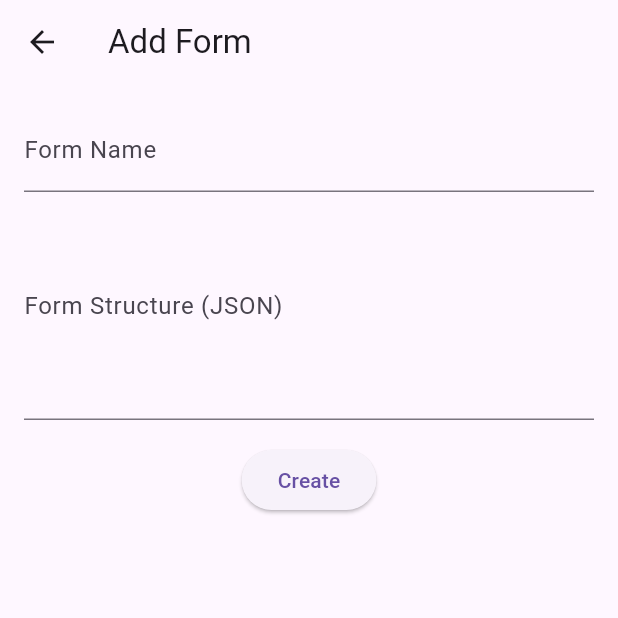
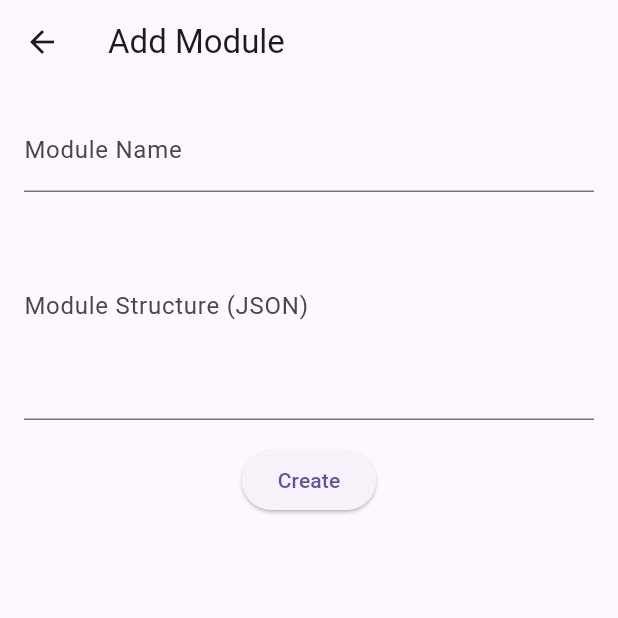
Before and after one commit to fatima-bittar/Flutter-Assignment-2, a Flutter app: the CreateFormScreen screen opened directly, on a phone screen of 412 x 824 dp, the top half of it. Run offline on Flutter 3.47's test engine with Material 3 defaults, Android fonts, the phone set to English and light mode, and no system bars; our stand-ins replace connectivity_plus, sqflite; accounts and stored records are empty.

Commit message:
final edits

```diff
--- a/second_project/lib/main.dart
+++ b/second_project/lib/main.dart
@@ -1,7 +1,7 @@
 import 'package:flutter/material.dart';
 import 'package:provider/provider.dart';
-import 'screens/display_allforms.dart';
 import 'screens/get_all_users.dart';
+import 'screens/modules_screen.dart';
 import 'screens/registration_login_screen.dart';  // Your AuthScreen (Login/Register)
 import 'screens/admin_dashboard_screen.dart';  // Your Admin Dashboard screen
 import 'screens/user_dashboard.dart';
@@ -33,7 +33,7 @@ class MyApp extends StatelessWidget {
         '/admin_dashboard': (context) => const AdminDashboard(),  // Admin dashboard route
         '/user_dashboard': (context) => const UserDashboard(), // User dashboard route
         '/get_all_users' : (context) => const AllUsersScreen(),
-        '/get_all_forms': (context) => const DisplayAllForms(),
+        '/get_all_forms': (context) => const ModulesScreen(),
       },
     );
   }
--- a/second_project/lib/models/responseform_model.dart
+++ b/second_project/lib/models/form_model.dart
@@ -11,7 +11,7 @@ class FormStructure {
 
   // Factory to create FormStructure from JSON
   factory FormStructure.fromJson(Map<String, dynamic> json) {
-    var fieldsList = (json['structure'] as List)
+    var fieldsList = (json['form'] as List)
         .map((field) => Field.fromJson(field))
         .toList();
 
--- a/second_project/lib/screens/form_submission_screen.dart
+++ b/second_project/lib/screens/add_item_screen.dart
@@ -1,22 +1,22 @@
 import 'package:flutter/material.dart';
 import 'package:provider/provider.dart';
-import '../models/responseform_model.dart';
-import '../services/submissions_service.dart';
+import '../models/form_model.dart';
+import '../services/items_service.dart';
 import '../utils/auth_provider.dart';
 import '../widgets/dynamic_form_submission.dart';
 import '../utils/database_helper.dart';
 import 'package:connectivity_plus/connectivity_plus.dart';
 
-class FormSubmissionScreen extends StatefulWidget {
+class AddItemScreen extends StatefulWidget {
   final Map<String, dynamic> form; // Accept the full form object
 
-  const FormSubmissionScreen({super.key, required this.form});
+  const AddItemScreen({super.key, required this.form});
 
   @override
-  _FormSubmissionScreenState createState() => _FormSubmissionScreenState();
+  _AddItemScreenState createState() => _AddItemScreenState();
 }
 
-class _FormSubmissionScreenState extends State<FormSubmissionScreen> {
+class _AddItemScreenState extends State<AddItemScreen> {
   late Map<String, dynamic> form;
   late FormStructure formStructure; // Declare FormStructure
   final Map<String, dynamic> formData = {};
@@ -68,7 +68,7 @@ class _FormSubmissionScreenState extends State<FormSubmissionScreen> {
             token: token,
           );
           ScaffoldMessenger.of(context).showSnackBar(
-            const SnackBar(content: Text('Form submitted successfully!')),
+            const SnackBar(content: Text('Item added successfully!')),
           );
 
           setState(() {
@@ -102,12 +102,12 @@ class _FormSubmissionScreenState extends State<FormSubmissionScreen> {
 
   @override
   Widget build(BuildContext context) {
-    final form = widget.form;
-
-    if (form['structure'] == null || form['structure'].isEmpty) {
+    final module = widget.form;
+print(module);
+    if (module['form'] == null || module['form'].isEmpty) {
       return Scaffold(
         appBar: AppBar(
-          title: Text(form['name'] ?? 'Form'),
+          title: Text(module['name'] ?? 'Form'),
         ),
         body: const Center(
           child: Text('Failed to load form structure.'),
@@ -117,9 +117,9 @@ class _FormSubmissionScreenState extends State<FormSubmissionScreen> {
 
     // Parse the structure into a FormStructure object
     final formStructure = FormStructure.fromJson({
-      'id': form['id'],
-      'name': form['name'],
-      'structure': form['structure'],
+      'id': module['id'],
+      'name': module['name'],
+      'form': module['form'],
     });
 
     return Scaffold(
@@ -140,7 +140,7 @@ class _FormSubmissionScreenState extends State<FormSubmissionScreen> {
               const SizedBox(height: 20),
               ElevatedButton(
                 onPressed: _submitFormData,
-                child: const Text('Submit'),
+                child: const Text('add'),
               ),
             ],
           ),
--- a/second_project/lib/screens/create_form_screen.dart
+++ b/second_project/lib/screens/create_module_screen.dart
@@ -2,7 +2,7 @@ import 'dart:convert';
 
 import 'package:flutter/material.dart';
 import 'package:provider/provider.dart';
-import '../services/form_service.dart';
+import '../services/module_service.dart';
 import '../utils/auth_provider.dart';
 
 class CreateFormScreen extends StatefulWidget {
@@ -74,7 +74,7 @@ class _CreateFormScreenState extends State<CreateFormScreen> {
         try {
           await FormService.addForm(formData: formData, token: token);
           ScaffoldMessenger.of(context).showSnackBar(
-            const SnackBar(content: Text('Form created successfully!')),
+            const SnackBar(content: Text('Module created successfully!')),
           );
           Navigator.pop(context);
         } catch (error) {
@@ -95,7 +95,7 @@ class _CreateFormScreenState extends State<CreateFormScreen> {
   Widget build(BuildContext context) {
     return Scaffold(
       appBar: AppBar(
-        title: Text('Add Form'),
+        title: Text('Add Module'),
       ),
       body: Padding(
         padding: const EdgeInsets.all(16.0),
@@ -105,21 +105,21 @@ class _CreateFormScreenState extends State<CreateFormScreen> {
             children: [
               TextFormField(
                 controller: _nameController,
-                decoration: const InputDecoration(labelText: 'Form Name'),
+                decoration: const InputDecoration(labelText: 'Module Name'),
                 validator: (value) {
                   if (value == null || value.isEmpty) {
-                    return 'Please enter a form name';
+                    return 'Please enter a module name';
                   }
                   return null;
                 },
               ),
               TextFormField(
                 controller: _structureController,
-                decoration: const InputDecoration(labelText: 'Form Structure (JSON)'),
+                decoration: const InputDecoration(labelText: 'Module Structure (JSON)'),
                 maxLines: 5,
                 validator: (value) {
                   if (value == null || value.isEmpty) {
-                    return 'Please enter form structure';
+                    return 'Please enter module structure';
                   }
                   return null;
                 },
--- a/second_project/lib/services/form_service.dart
+++ b/second_project/lib/services/module_service.dart
@@ -36,14 +36,14 @@ class FormService {
     if (response.statusCode == 200) {
       // Parse the response to get the "forms" array
       final Map<String, dynamic> responseData = jsonDecode(response.body);
-      if (responseData.containsKey('forms')) {
-        return responseData['forms'];
+      if (responseData.containsKey('modules')) {
+        return responseData['modules'];
       } else {
         throw Exception('Unexpected API response structure.');
       }
     } else {
       throw Exception(
-          'Failed to fetch all forms. Status Code: ${response.statusCode}');
+          'Failed to fetch all modules. Status Code: ${response.statusCode}');
     }
   }
 
--- a/second_project/lib/utils/auth_provider.dart
+++ b/second_project/lib/utils/auth_provider.dart
@@ -28,4 +28,10 @@ class UserProvider with ChangeNotifier {
     _token = null;
     notifyListeners();
   }
+  // Method to log out (clear token and role)
+  void logout() {
+    _token = null;
+    _role = null;
+    notifyListeners(); // Notify listeners so the UI can update
+  }
 }
--- a/second_project/lib/widgets/dynamic_form_submission.dart
+++ b/second_project/lib/widgets/dynamic_form_submission.dart
@@ -1,5 +1,5 @@
 import 'package:flutter/material.dart';
-import '../models/responseform_model.dart';
+import '../models/form_model.dart';
 
 class DynamicForm extends StatefulWidget {
   final FormStructure formStructure;
```
Also changed, not shown: second_project/lib/screens/admin_dashboard_screen.dart (+40 -16 lines), second_project/lib/screens/display_allforms.dart (deleted, +0 -129 lines), second_project/lib/screens/items_screen.dart (renamed from second_project/lib/screens/submission_list_screen.dart, +20 -16 lines), second_project/lib/screens/modules_screen.dart (added, +176 -0 lines), second_project/lib/screens/user_dashboard.dart (+17 -5 lines), second_project/lib/models/items_model.dart (renamed from second_project/lib/models/submission_model.dart), second_project/lib/services/items_service.dart (renamed from second_project/lib/services/submissions_service.dart), 2 other files.
